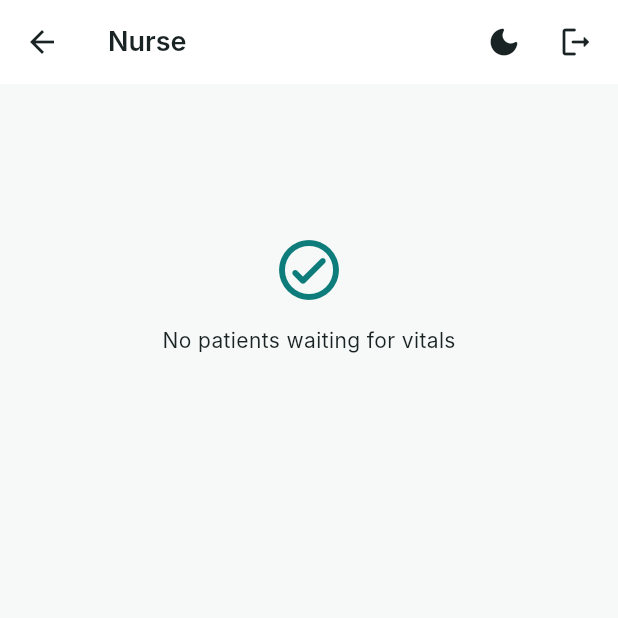
After one commit to erisamuki/JRAPHA, a Flutter app: the NurseDashboardScreen screen opened directly, on a phone screen of 412 x 824 dp, the top half of it. The commit adds this screen. Run offline on Flutter 3.47's test engine with Material 3 defaults, Android fonts, the phone set to English and light mode, and no system bars; our stand-ins replace shared_preferences, socket_io_client; accounts and stored records are empty; network calls fail; Roboto replaces fonts that are missing (Inter).

Commit message:
Add Nurse module: patient queue and vitals entry

```diff
--- a/frontend/lib/features/admin/screens/all_users_screen.dart
+++ b/frontend/lib/features/admin/screens/all_users_screen.dart
@@ -2,7 +2,6 @@ import 'package:flutter/material.dart';
 import 'package:provider/provider.dart';
 
 import '../providers/admin_provider.dart';
-import '../models/admin_user_model.dart';
 
 class AllUsersScreen extends StatefulWidget {
   const AllUsersScreen({super.key});
--- /dev/null
+++ b/frontend/lib/features/nurse/models/nurse_queue_item.dart
@@ -0,0 +1,50 @@
+/// A single row from GET /api/nurse/queue - a visit waiting for vitals.
+class NurseQueueItem {
+  final String visitId;
+  final String visitType;
+  final String status;
+  final String patientId;
+  final String fullName;
+  final String patientNumber;
+  final DateTime? dateOfBirth;
+  final String? gender;
+  final DateTime createdAt;
+
+  NurseQueueItem({
+    required this.visitId,
+    required this.visitType,
+    required this.status,
+    required this.patientId,
+    required this.fullName,
+    required this.patientNumber,
+    this.dateOfBirth,
+    this.gender,
+    required this.createdAt,
+  });
+
+  factory NurseQueueItem.fromJson(Map<String, dynamic> json) {
+    return NurseQueueItem(
+      visitId: json['visit_id'] as String,
+      visitType: json['visit_type'] as String,
+      status: json['status'] as String,
+      patientId: json['patient_id'] as String,
+      fullName: json['full_name'] as String,
+      patientNumber: json['patient_number'] as String,
+      dateOfBirth: json['date_of_birth'] != null ? DateTime.tryParse(json['date_of_birth']) : null,
+      gender: json['gender'] as String?,
+      createdAt: DateTime.parse(json['created_at'] as String),
+    );
+  }
+
+  /// Simple age calculation for display, since the backend only sends DOB.
+  int? get age {
+    if (dateOfBirth == null) return null;
+    final now = DateTime.now();
+    int years = now.year - dateOfBirth!.year;
+    if (now.month < dateOfBirth!.month ||
+        (now.month == dateOfBirth!.month && now.day < dateOfBirth!.day)) {
+      years--;
+    }
+    return years;
+  }
+}
--- /dev/null
+++ b/frontend/lib/features/nurse/screens/nurse_dashboard_screen.dart
@@ -0,0 +1,126 @@
+import 'package:flutter/material.dart';
+import 'package:provider/provider.dart';
+
+import '../providers/nurse_provider.dart';
+import '../models/nurse_queue_item.dart';
+import 'vitals_entry_screen.dart';
+import '../../auth/providers/auth_provider.dart';
+import '../../../core/theme/theme_toggle_button.dart';
+
+class NurseDashboardScreen extends StatefulWidget {
+  const NurseDashboardScreen({super.key});
+
+  @override
+  State<NurseDashboardScreen> createState() => _NurseDashboardScreenState();
+}
+
+class _NurseDashboardScreenState extends State<NurseDashboardScreen> {
+  @override
+  void initState() {
+    super.initState();
+    WidgetsBinding.instance.addPostFrameCallback((_) {
+      context.read<NurseProvider>().loadQueue();
+    });
+  }
+
+  Future<void> _openVitalsEntry(NurseQueueItem patient) async {
+    await Navigator.of(
+      context,
+    ).push(MaterialPageRoute(builder: (_) => VitalsEntryScreen(patient: patient)));
+    if (mounted) {
+      context.read<NurseProvider>().loadQueue();
+    }
+  }
+
+  @override
+  Widget build(BuildContext context) {
+    final nurse = context.watch<NurseProvider>();
+    final theme = Theme.of(context);
+
+    return Scaffold(
+      appBar: AppBar(
+        title: const Text('Nurse'),
+        actions: [
+          if (nurse.isLoadingQueue)
+            const Padding(
+              padding: EdgeInsets.only(right: 12),
+              child: Center(
+                child: SizedBox(
+                  height: 16,
+                  width: 16,
+                  child: CircularProgressIndicator(strokeWidth: 2),
+                ),
+              ),
+            ),
+          const ThemeToggleButton(),
+          IconButton(
+            tooltip: 'Sign out',
+            icon: const Icon(Icons.logout_rounded),
+            onPressed: () => context.read<AuthProvider>().logout(),
+          ),
+          const SizedBox(width: 4),
+        ],
+      ),
+      body: RefreshIndicator(
+        onRefresh: () => context.read<NurseProvider>().loadQueue(),
+        child: nurse.isLoadingQueue && nurse.queue.isEmpty
+            ? const Center(child: CircularProgressIndicator())
+            : nurse.queue.isEmpty
+            ? ListView(
+                physics: const AlwaysScrollableScrollPhysics(),
+                children: [
+                  const SizedBox(height: 100),
+                  Center(
+                    child: Column(
+                      children: [
+                        Icon(
+                          Icons.check_circle_outline_rounded,
+                          size: 48,
+                          color: theme.colorScheme.primary,
+                        ),
+                        const SizedBox(height: 12),
+                        const Text('No patients waiting for vitals'),
+                      ],
+                    ),
+                  ),
+                ],
+              )
+            : ListView.separated(
+                padding: const EdgeInsets.all(16),
+                physics: const AlwaysScrollableScrollPhysics(),
+                itemCount: nurse.queue.length,
+                separatorBuilder: (_, _) => const SizedBox(height: 8),
+                itemBuilder: (context, index) {
+                  final patient = nurse.queue[index];
+                  return Card(
+                    child: ListTile(
+                      leading: CircleAvatar(
+                        backgroundColor: theme.colorScheme.primary.withValues(alpha: 0.12),
+                        child: Text(
+                          patient.fullName.isNotEmpty ? patient.fullName[0].toUpperCase() : '?',
+                          style: TextStyle(
+                            color: theme.colorScheme.primary,
+                            fontWeight: FontWeight.w700,
+                          ),
+                        ),
+                      ),
+                      title: Text(patient.fullName),
+                      subtitle: Text(
+                        '${patient.patientNumber}'
+                        '${patient.age != null ? ' · ${patient.age} yrs' : ''}'
+                        '${patient.gender != null ? ' · ${patient.gender}' : ''}'
+                        ' · ${patient.visitType.toUpperCase()}',
+                      ),
+                      trailing: FilledButton.icon(
+                        icon: const Icon(Icons.monitor_heart_outlined, size: 18),
+                        label: const Text('Vitals'),
+                        onPressed: () => _openVitalsEntry(patient),
+                      ),
+                    ),
+                  );
+                },
+              ),
+      ),
+    );
+  }
+}
--- a/frontend/lib/features/reception/screens/patient_search_screen.dart
+++ b/frontend/lib/features/reception/screens/patient_search_screen.dart
@@ -129,7 +129,7 @@ class _PatientSearchScreenState extends State<PatientSearchScreen> {
                 : ListView.separated(
                     padding: const EdgeInsets.symmetric(horizontal: 16),
                     itemCount: provider.searchResults.length,
-                    separatorBuilder: (_, __) => const SizedBox(height: 8),
+                    separatorBuilder: (_, _) => const SizedBox(height: 8),
                     itemBuilder: (context, index) {
                       final patient = provider.searchResults[index];
                       return Card(
--- a/frontend/lib/features/reception/screens/reception_dashboard_screen.dart
+++ b/frontend/lib/features/reception/screens/reception_dashboard_screen.dart
@@ -141,7 +141,7 @@ class _VisitList extends StatelessWidget {
               padding: const EdgeInsets.all(16),
               physics: const AlwaysScrollableScrollPhysics(),
               itemCount: visits.length,
-              separatorBuilder: (_, __) => const SizedBox(height: 8),
+              separatorBuilder: (_, _) => const SizedBox(height: 8),
               itemBuilder: (context, index) {
                 final v = visits[index];
                 return Card(
@@ -192,7 +192,7 @@ class _AppointmentsList extends StatelessWidget {
               padding: const EdgeInsets.all(16),
               physics: const AlwaysScrollableScrollPhysics(),
               itemCount: appointments.length,
-              separatorBuilder: (_, __) => const SizedBox(height: 8),
+              separatorBuilder: (_, _) => const SizedBox(height: 8),
               itemBuilder: (context, index) {
                 final a = appointments[index] as Map<String, dynamic>;
                 final scheduledAt = DateTime.tryParse(a['scheduled_at'] as String? ?? '');
--- a/frontend/lib/main.dart
+++ b/frontend/lib/main.dart
@@ -9,6 +9,8 @@ import 'features/auth/screens/login_screen.dart';
 import 'features/admin/screens/admin_dashboard_screen.dart';
 import 'features/reception/screens/reception_dashboard_screen.dart';
 import 'features/reception/providers/reception_provider.dart';
+import 'features/nurse/screens/nurse_dashboard_screen.dart';
+import 'features/nurse/providers/nurse_provider.dart';
 
 void main() {
   runApp(
@@ -17,6 +19,7 @@ void main() {
         ChangeNotifierProvider(create: (_) => ThemeProvider()),
         ChangeNotifierProvider(create: (_) => AuthProvider()),
         ChangeNotifierProvider(create: (_) => ReceptionProvider()),
+        ChangeNotifierProvider(create: (_) => NurseProvider()),
       ],
       child: const JRaphaApp(),
     ),
@@ -57,6 +60,8 @@ class _AuthGate extends StatelessWidget {
         return const AdminDashboardScreen();
       case 'reception':
         return const ReceptionDashboardScreen();
+      case 'nurse':
+        return const NurseDashboardScreen();
       default:
         return const RoleHomeScreen();
     }
```
Also changed, not shown: frontend/lib/features/nurse/models/vitals_model.dart (added, +46 -0 lines), frontend/lib/features/nurse/providers/nurse_provider.dart (added, +76 -0 lines), frontend/lib/features/nurse/screens/vitals_entry_screen.dart (added, +226 -0 lines), frontend/lib/features/nurse/services/nurse_service.dart (added, +38 -0 lines), frontend/lib/features/reception/services/reception_service.dart (+10 -10 lines).
